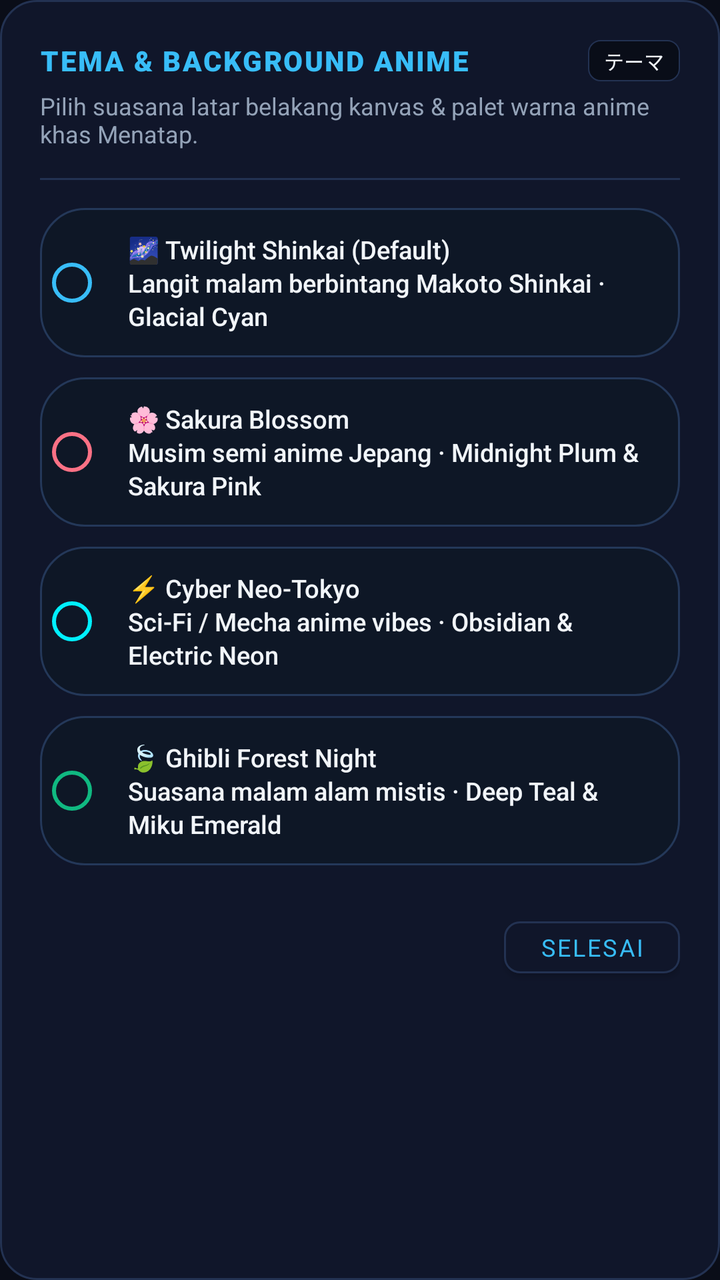
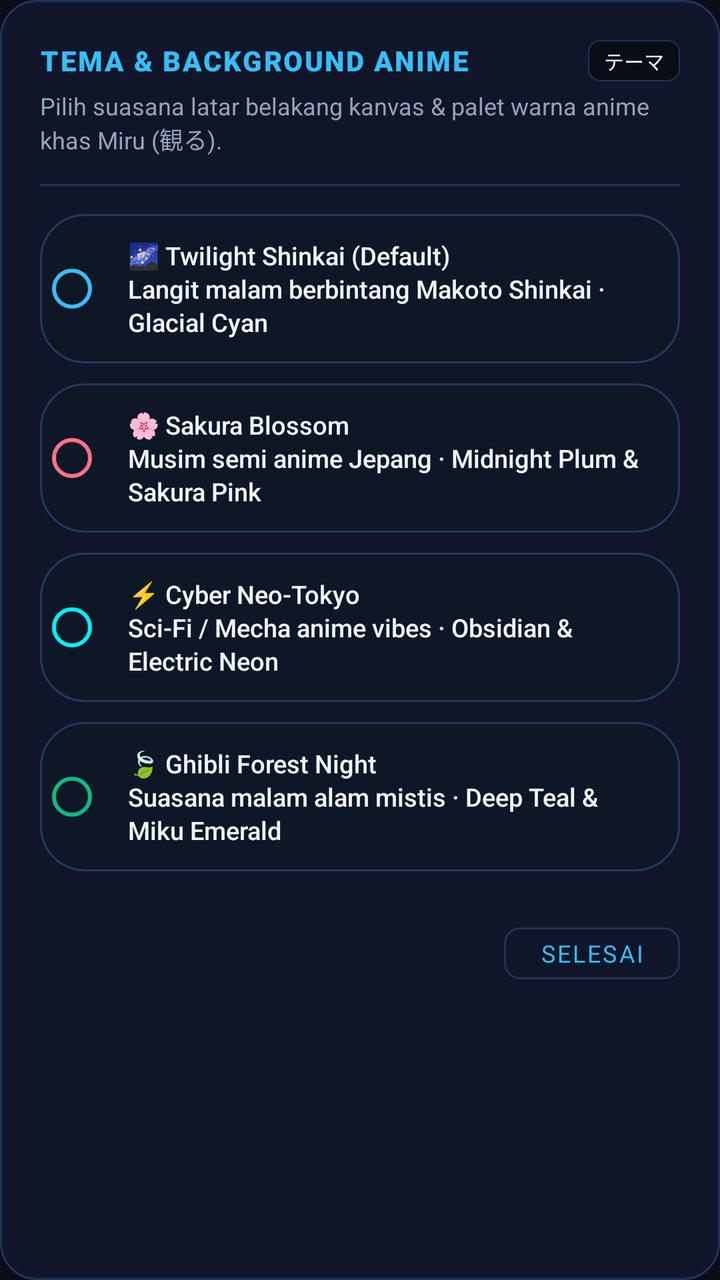

The first picture is an Android layout as it rendered before a commit; the second is the same layout after the commit. The layout source and the unified diff follow.
<!-- AndroidManifest.xml: application theme Theme.Menatap -->
<!-- res/layout/dialog_anime_theme_selector.xml -->
<?xml version="1.0" encoding="utf-8"?>
<LinearLayout xmlns:android="http://schemas.android.com/apk/res/android"
    xmlns:app="http://schemas.android.com/apk/res-auto"
    android:layout_width="match_parent"
    android:layout_height="wrap_content"
    android:background="@drawable/bg_dialog_frost"
    android:orientation="vertical"
    android:padding="20dp">

    
    <LinearLayout
        android:layout_width="match_parent"
        android:layout_height="wrap_content"
        android:orientation="horizontal"
        android:gravity="center_vertical">

        <TextView
            android:layout_width="0dp"
            android:layout_height="wrap_content"
            android:layout_weight="1"
            android:text="TEMA &amp; BACKGROUND ANIME"
            android:textColor="@color/accent_glacial"
            android:textSize="14sp"
            android:fontFamily="sans-serif-black"
            android:letterSpacing="0.06" />

        <TextView
            android:layout_width="wrap_content"
            android:layout_height="wrap_content"
            android:background="@drawable/bg_badge_frost"
            android:paddingHorizontal="8dp"
            android:paddingVertical="3dp"
            android:text="テーマ"
            android:textColor="@color/text_frost_bright"
            android:textSize="10sp"
            android:fontFamily="sans-serif-bold" />
    </LinearLayout>

    <TextView
        android:layout_width="match_parent"
        android:layout_height="wrap_content"
        android:layout_marginTop="4dp"
        android:text="Pilih suasana latar belakang kanvas &amp; palet warna anime khas Menatap."
        android:textColor="@color/text_frost_subtle"
        android:textSize="12sp"
        android:fontFamily="sans-serif" />

    <View
        android:layout_width="match_parent"
        android:layout_height="1dp"
        android:layout_marginVertical="14dp"
        android:background="@color/frost_border" />

    
    <RadioGroup
        android:id="@+id/rg_anime_themes"
        android:layout_width="match_parent"
        android:layout_height="wrap_content"
        android:orientation="vertical">

        
        <RadioButton
            android:id="@+id/rb_theme_shinkai"
            android:layout_width="match_parent"
            android:layout_height="wrap_content"
            android:layout_marginBottom="10dp"
            android:background="@drawable/bg_folded_menu_pill"
            android:padding="12dp"
            android:buttonTint="@color/accent_glacial"
            android:text="🌌 Twilight Shinkai (Default)\nLangit malam berbintang Makoto Shinkai · Glacial Cyan"
            android:textColor="@color/text_frost_bright"
            android:textSize="12.5sp"
            android:fontFamily="sans-serif-medium"
            android:lineSpacingExtra="2dp" />

        
        <RadioButton
            android:id="@+id/rb_theme_sakura"
            android:layout_width="match_parent"
            android:layout_height="wrap_content"
            android:layout_marginBottom="10dp"
            android:background="@drawable/bg_folded_menu_pill"
            android:padding="12dp"
            android:buttonTint="@color/anime_sakura_pink"
            android:text="🌸 Sakura Blossom\nMusim semi anime Jepang · Midnight Plum &amp; Sakura Pink"
            android:textColor="@color/text_frost_bright"
            android:textSize="12.5sp"
            android:fontFamily="sans-serif-medium"
            android:lineSpacingExtra="2dp" />

        
        <RadioButton
            android:id="@+id/rb_theme_cyber"
            android:layout_width="match_parent"
            android:layout_height="wrap_content"
            android:layout_marginBottom="10dp"
            android:background="@drawable/bg_folded_menu_pill"
            android:padding="12dp"
            android:buttonTint="@color/anime_cyan_neon"
            android:text="⚡ Cyber Neo-Tokyo\nSci-Fi / Mecha anime vibes · Obsidian &amp; Electric Neon"
            android:textColor="@color/text_frost_bright"
            android:textSize="12.5sp"
            android:fontFamily="sans-serif-medium"
            android:lineSpacingExtra="2dp" />

        
        <RadioButton
            android:id="@+id/rb_theme_ghibli"
            android:layout_width="match_parent"
            android:layout_height="wrap_content"
            android:layout_marginBottom="6dp"
            android:background="@drawable/bg_folded_menu_pill"
            android:padding="12dp"
            android:buttonTint="@color/anime_mint_miku"
            android:text="🍃 Ghibli Forest Night\nSuasana malam alam mistis · Deep Teal &amp; Miku Emerald"
            android:textColor="@color/text_frost_bright"
            android:textSize="12.5sp"
            android:fontFamily="sans-serif-medium"
            android:lineSpacingExtra="2dp" />
    </RadioGroup>

    
    <LinearLayout
        android:layout_width="match_parent"
        android:layout_height="wrap_content"
        android:layout_marginTop="16dp"
        android:gravity="end"
        android:orientation="horizontal">

        <Button
            android:id="@+id/btn_close_theme_dialog"
            android:layout_width="wrap_content"
            android:layout_height="38dp"
            android:backgroundTint="@color/frost_surface"
            android:text="Selesai"
            android:textColor="@color/accent_glacial"
            android:textSize="12sp"
            android:fontFamily="sans-serif-bold"
            app:strokeColor="@color/frost_border"
            app:strokeWidth="1dp"
            app:cornerRadius="8dp" />
    </LinearLayout>

</LinearLayout>
<!-- resources referenced by this layout -->
<resources>
  <color name="accent_glacial">#38BDF8</color>
  <color name="anime_cyan_neon">#00F0FF</color>
  <color name="anime_mint_miku">#10B981</color>
  <color name="anime_sakura_pink">#FB7185</color>
  <color name="frost_border">#233252</color>
  <color name="frost_surface">#10162A</color>
  <color name="text_frost_bright">#F1F5F9</color>
  <color name="text_frost_subtle">#94A3B8</color>
  <!-- drawable bg_badge_frost (drawable) -->
  <?xml version="1.0" encoding="utf-8"?>
  <shape xmlns:android="http://schemas.android.com/apk/res/android"
      android:shape="rectangle">
      <corners android:radius="6dp" />
      <solid android:color="#CC080C14" />
      <stroke
          android:width="0.8dp"
          android:color="@color/frost_border" />
  </shape>
  <!-- drawable bg_dialog_frost (drawable) -->
  <?xml version="1.0" encoding="utf-8"?>
  <shape xmlns:android="http://schemas.android.com/apk/res/android"
      android:shape="rectangle">
      <solid android:color="@color/frost_surface" />
      <stroke
          android:width="1dp"
          android:color="@color/frost_border" />
      <corners android:radius="18dp" />
  </shape>
  <!-- drawable bg_folded_menu_pill (drawable) -->
  <?xml version="1.0" encoding="utf-8"?>
  <ripple xmlns:android="http://schemas.android.com/apk/res/android"
      android:color="#3300F2FE">
      <item>
          <shape android:shape="rectangle">
              <solid android:color="#EB0F1726" />
              <stroke android:width="1dp" android:color="#243859" />
              <corners android:radius="22dp" />
              <padding
                  android:left="14dp"
                  android:top="10dp"
                  android:right="16dp"
                  android:bottom="10dp" />
          </shape>
      </item>
  </ripple>
  <style name="Theme.Menatap" parent="Theme.MaterialComponents.DayNight.NoActionBar">
          <item name="android:windowBackground">@color/frost_void</item>
          <item name="android:statusBarColor">@color/frost_void</item>
          <item name="android:navigationBarColor">@color/frost_void</item>
          <item name="colorPrimary">@color/accent_glacial</item>
          <item name="colorPrimaryVariant">@color/accent_azure</item>
          <item name="colorSecondary">@color/accent_frost_iris</item>
          <item name="android:textColorPrimary">@color/text_frost_bright</item>
          <item name="android:textColorSecondary">@color/text_frost_subtle</item>
      </style>
  <color name="frost_void">#0A0D18</color>
  <color name="accent_azure">#38BDF8</color>
  <color name="accent_frost_iris">#818CF8</color>
</resources>

<!-- the commit's change to res/layout/dialog_anime_theme_selector.xml (unified diff, before → after) -->
@@ -40,7 +40,7 @@
         android:layout_width="match_parent"
         android:layout_height="wrap_content"
         android:layout_marginTop="4dp"
-        android:text="Pilih suasana latar belakang kanvas &amp; palet warna anime khas Menatap."
+        android:text="Pilih suasana latar belakang kanvas &amp; palet warna anime khas Miru (観る)."
         android:textColor="@color/text_frost_subtle"
         android:textSize="12sp"
         android:fontFamily="sans-serif" />
